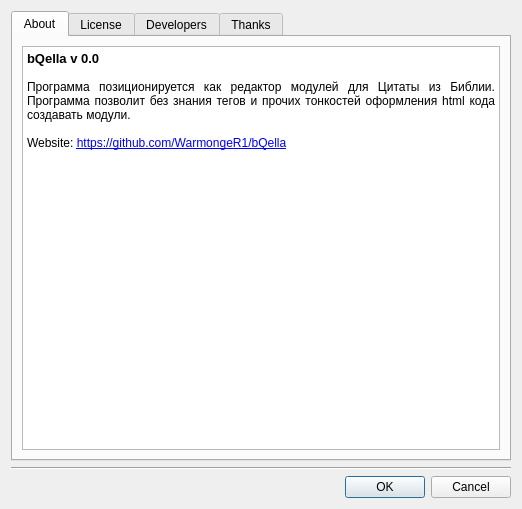
Above: src/dialogs/about/about.ui from WarmongeR1/projectT before the change. Below: the same form after it.
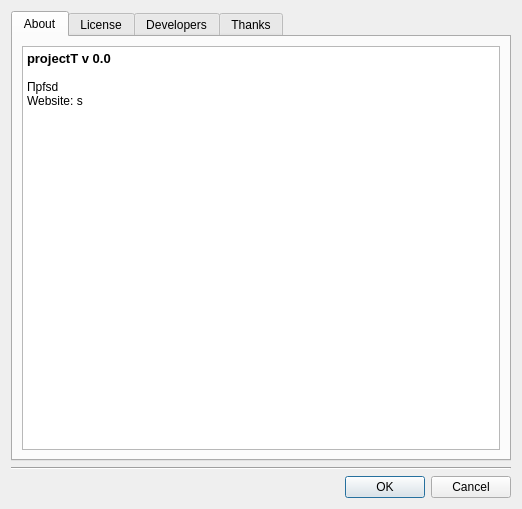
That is the form after the change. Icons and pictures are not drawn.

Patch:
```diff
--- a/src/dialogs/about/about.ui
+++ b/src/dialogs/about/about.ui
@@ -34,11 +34,10 @@
 &lt;table border=&quot;0&quot; style=&quot;-qt-table-type: root; margin-top:4px; margin-bottom:4px; margin-left:4px; margin-right:4px;&quot;&gt;
 &lt;tr&gt;
 &lt;td style=&quot;border: none;&quot;&gt;
-&lt;p style=&quot; margin-top:0px; margin-bottom:0px; margin-left:0px; margin-right:0px; -qt-block-indent:0; text-indent:0px;&quot;&gt;&lt;span style=&quot; font-family:'DejaVu Sans'; font-size:10pt; font-weight:600;&quot;&gt;bQella v 0.0 &lt;/span&gt;&lt;img src=&quot;:/banners/banners/globe-small.png&quot; /&gt;&lt;/p&gt;
+&lt;p style=&quot; margin-top:0px; margin-bottom:0px; margin-left:0px; margin-right:0px; -qt-block-indent:0; text-indent:0px;&quot;&gt;&lt;span style=&quot; font-family:'DejaVu Sans'; font-size:10pt; font-weight:600;&quot;&gt;projectT v 0.0 &lt;/span&gt;&lt;img src=&quot;:/banners/banners/globe-small.png&quot; /&gt;&lt;/p&gt;
 &lt;p style=&quot;-qt-paragraph-type:empty; margin-top:0px; margin-bottom:0px; margin-left:0px; margin-right:0px; -qt-block-indent:0; text-indent:0px;&quot;&gt;&lt;/p&gt;
-&lt;p align=&quot;justify&quot; style=&quot; margin-top:0px; margin-bottom:0px; margin-left:0px; margin-right:0px; -qt-block-indent:0; text-indent:0px;&quot;&gt;Программа позиционируется как редактор модулей для Цитаты из Библии. Программа позволит без знания тегов и прочих тонкостей оформления html кода создавать модули. &lt;/p&gt;
-&lt;p style=&quot;-qt-paragraph-type:empty; margin-top:0px; margin-bottom:0px; margin-left:0px; margin-right:0px; -qt-block-indent:0; text-indent:0px;&quot;&gt;&lt;/p&gt;
-&lt;p style=&quot; margin-top:0px; margin-bottom:0px; margin-left:0px; margin-right:0px; -qt-block-indent:0; text-indent:0px;&quot;&gt;&lt;span style=&quot; font-family:'DejaVu Sans'; color:#000000;&quot;&gt;Website: &lt;/span&gt;&lt;a href=&quot;https://github.com/WarmongeR1/bQella&quot;&gt;&lt;span style=&quot; text-decoration: underline; color:#0000ff;&quot;&gt;https://github.com/WarmongeR1/bQella&lt;/span&gt;&lt;/a&gt;&lt;/p&gt;
+&lt;p align=&quot;justify&quot; style=&quot; margin-top:0px; margin-bottom:0px; margin-left:0px; margin-right:0px; -qt-block-indent:0; text-indent:0px;&quot;&gt;Прfsd&lt;/p&gt;
+&lt;p style=&quot; margin-top:0px; margin-bottom:0px; margin-left:0px; margin-right:0px; -qt-block-indent:0; text-indent:0px;&quot;&gt;&lt;span style=&quot; font-family:'DejaVu Sans'; color:#000000;&quot;&gt;Website: s&lt;/span&gt;&lt;/p&gt;
 &lt;p style=&quot;-qt-paragraph-type:empty; margin-top:0px; margin-bottom:0px; margin-left:0px; margin-right:0px; -qt-block-indent:0; text-indent:0px; font-family:'DejaVu Sans'; color:#000000;&quot;&gt;&lt;/p&gt;
 &lt;p style=&quot;-qt-paragraph-type:empty; margin-top:0px; margin-bottom:0px; margin-left:0px; margin-right:0px; -qt-block-indent:0; text-indent:0px; font-family:'DejaVu Sans'; color:#000000;&quot;&gt;&lt;/p&gt;
 &lt;p style=&quot;-qt-paragraph-type:empty; margin-top:0px; margin-bottom:0px; margin-left:0px; margin-right:0px; -qt-block-indent:0; text-indent:0px; font-family:'DejaVu Sans'; color:#000000;&quot;&gt;&lt;/p&gt;&lt;/td&gt;&lt;/tr&gt;&lt;/table&gt;&lt;/body&gt;&lt;/html&gt;</string>
```
Left out of the diff: 1 changed line with no effect on the pictures.
